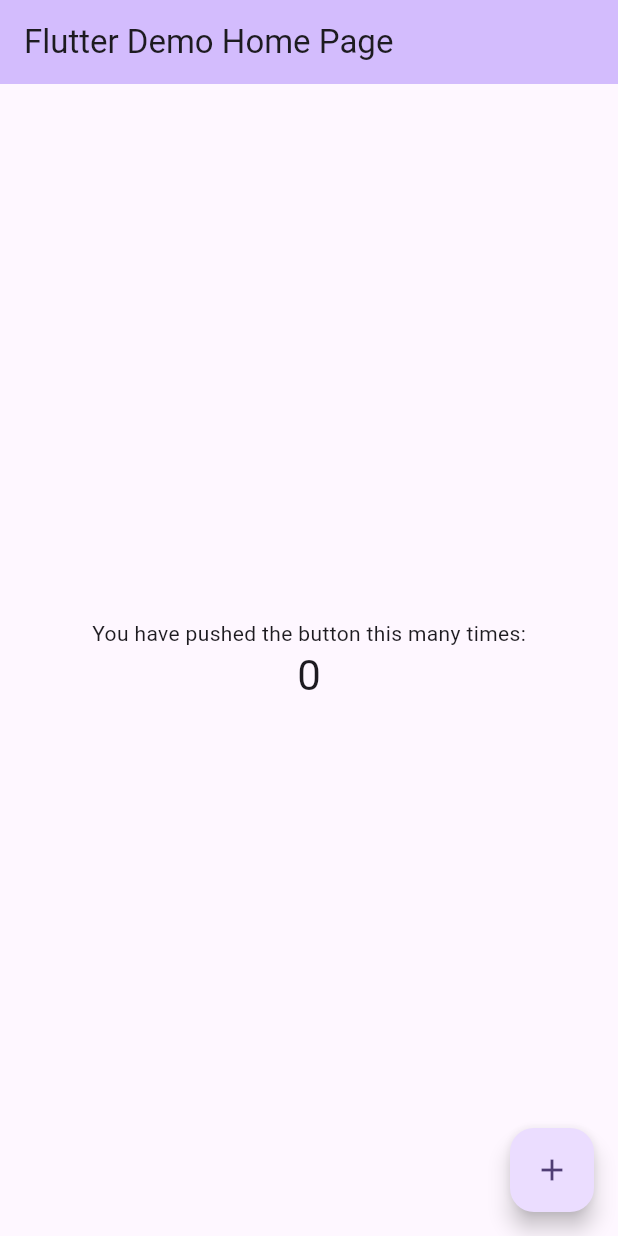
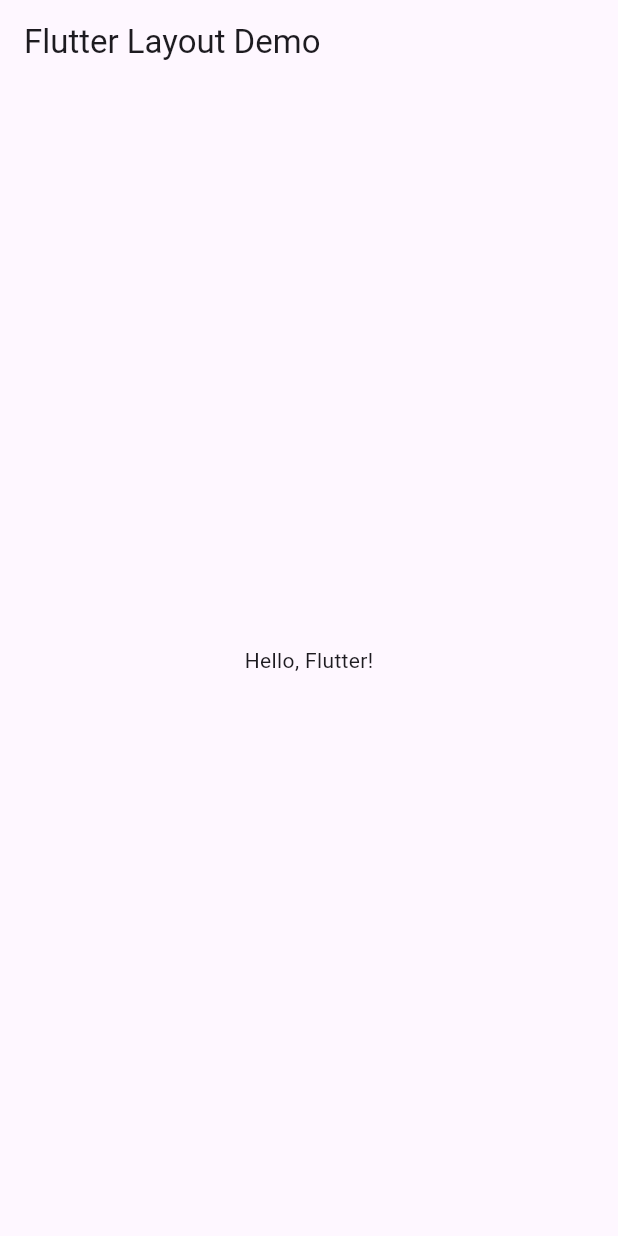
Before and after one commit to rafednaeem/flutter_layout, a Flutter app: the screen it shows after launch, on a phone screen of 412 x 824 dp. Run offline on Flutter 3.47's test engine with Material 3 defaults, Android fonts, the phone set to English and light mode, and no system bars.

Commit message:
Set up Basic Layout Structure

```diff
--- a/lib/main.dart
+++ b/lib/main.dart
@@ -7,116 +7,23 @@ void main() {
 class MyApp extends StatelessWidget {
   const MyApp({super.key});
 
-  // This widget is the root of your application.
   @override
   Widget build(BuildContext context) {
     return MaterialApp(
-      title: 'Flutter Demo',
-      theme: ThemeData(
-        // This is the theme of your application.
-        //
-        // TRY THIS: Try running your application with "flutter run". You'll see
-        // the application has a purple toolbar. Then, without quitting the app,
-        // try changing the seedColor in the colorScheme below to Colors.green
-        // and then invoke "hot reload" (save your changes or press the "hot
-        // reload" button in a Flutter-supported IDE, or press "r" if you used
-        // the command line to start the app).
-        //
-        // Notice that the counter didn't reset back to zero; the application
-        // state is not lost during the reload. To reset the state, use hot
-        // restart instead.
-        //
-        // This works for code too, not just values: Most code changes can be
-        // tested with just a hot reload.
-        colorScheme: ColorScheme.fromSeed(seedColor: Colors.deepPurple),
-      ),
-      home: const MyHomePage(title: 'Flutter Demo Home Page'),
+      title: 'Flutter Layout Demo',
+      home: const MyHomePage(),
     );
   }
 }
 
-class MyHomePage extends StatefulWidget {
-  const MyHomePage({super.key, required this.title});
-
-  // This widget is the home page of your application. It is stateful, meaning
-  // that it has a State object (defined below) that contains fields that affect
-  // how it looks.
-
-  // This class is the configuration for the state. It holds the values (in this
-  // case the title) provided by the parent (in this case the App widget) and
-  // used by the build method of the State. Fields in a Widget subclass are
-  // always marked "final".
-
-  final String title;
-
-  @override
-  State<MyHomePage> createState() => _MyHomePageState();
-}
-
-class _MyHomePageState extends State<MyHomePage> {
-  int _counter = 0;
-
-  void _incrementCounter() {
-    setState(() {
-      // This call to setState tells the Flutter framework that something has
-      // changed in this State, which causes it to rerun the build method below
-      // so that the display can reflect the updated values. If we changed
-      // _counter without calling setState(), then the build method would not be
-      // called again, and so nothing would appear to happen.
-      _counter++;
-    });
-  }
+class MyHomePage extends StatelessWidget {
+  const MyHomePage({super.key});
 
   @override
   Widget build(BuildContext context) {
-    // This method is rerun every time setState is called, for instance as done
-    // by the _incrementCounter method above.
-    //
-    // The Flutter framework has been optimized to make rerunning build methods
-    // fast, so that you can just rebuild anything that needs updating rather
-    // than having to individually change instances of widgets.
     return Scaffold(
-      appBar: AppBar(
-        // TRY THIS: Try changing the color here to a specific color (to
-        // Colors.amber, perhaps?) and trigger a hot reload to see the AppBar
-        // change color while the other colors stay the same.
-        backgroundColor: Theme.of(context).colorScheme.inversePrimary,
-        // Here we take the value from the MyHomePage object that was created by
-        // the App.build method, and use it to set our appbar title.
-        title: Text(widget.title),
-      ),
-      body: Center(
-        // Center is a layout widget. It takes a single child and positions it
-        // in the middle of the parent.
-        child: Column(
-          // Column is also a layout widget. It takes a list of children and
-          // arranges them vertically. By default, it sizes itself to fit its
-          // children horizontally, and tries to be as tall as its parent.
-          //
-          // Column has various properties to control how it sizes itself and
-          // how it positions its children. Here we use mainAxisAlignment to
-          // center the children vertically; the main axis here is the vertical
-          // axis because Columns are vertical (the cross axis would be
-          // horizontal).
-          //
-          // TRY THIS: Invoke "debug painting" (choose the "Toggle Debug Paint"
-          // action in the IDE, or press "p" in the console), to see the
-          // wireframe for each widget.
-          mainAxisAlignment: MainAxisAlignment.center,
-          children: <Widget>[
-            const Text('You have pushed the button this many times:'),
-            Text(
-              '$_counter',
-              style: Theme.of(context).textTheme.headlineMedium,
-            ),
-          ],
-        ),
-      ),
-      floatingActionButton: FloatingActionButton(
-        onPressed: _incrementCounter,
-        tooltip: 'Increment',
-        child: const Icon(Icons.add),
-      ), // This trailing comma makes auto-formatting nicer for build methods.
+      appBar: AppBar(title: const Text('Flutter Layout Demo')),
+      body: const Center(child: Text('Hello, Flutter!')),
     );
   }
 }
```
